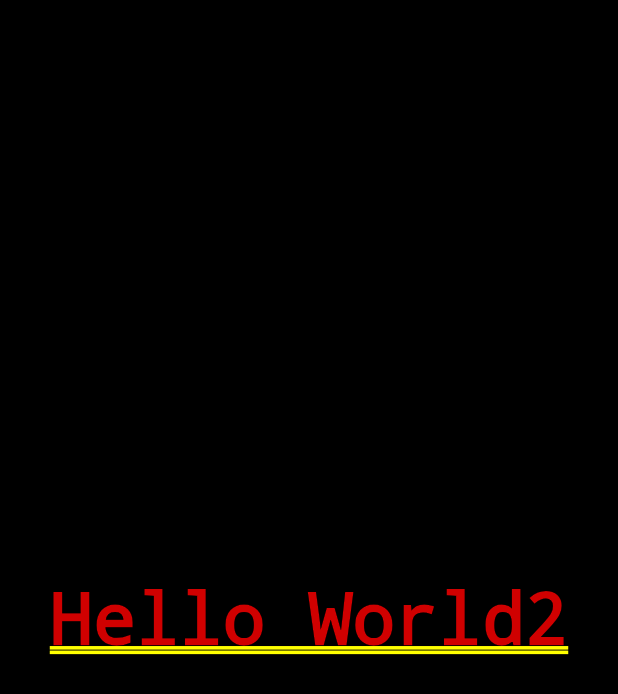
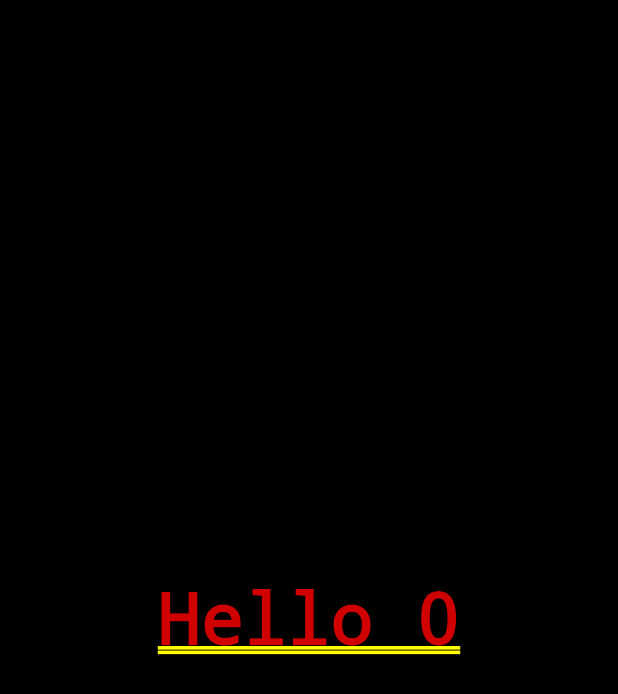
Before and after one commit to henrique945/app.flutter.study, a Flutter app: the screen it shows after launch, on a phone screen of 412 x 824 dp. Shown: the top 694 px of the screen. Run offline on Flutter 3.47's test engine with Material 2 defaults, Android fonts, the phone set to English and light mode, and no system bars.

Commit message:
update(main): add state HomePageState

```diff
--- a/lib/main.dart
+++ b/lib/main.dart
@@ -16,10 +16,36 @@ class AppWidget extends StatelessWidget {
   Widget build(BuildContext context) {
     return MaterialApp(
       theme: ThemeData.dark(),
-      home: Container(
-        color: Colors.black,
-        child: Center(child: Text('Hello World2')),
-      ),
+      home: HomePage(),
     );
   }
 }
+
+// Widget Variável
+class HomePage extends StatefulWidget {
+  @override
+  State<HomePage> createState() {
+    return HomePageState();
+  }
+}
+
+// Estada do Widget Variável
+class HomePageState extends State<HomePage> {
+  int counter = 0;
+
+  @override
+  Widget build(BuildContext context) {
+    return Container(
+      color: Colors.black,
+      child: Center(
+          child: GestureDetector(
+        child: Text('Hello $counter'),
+        onTap: () {
+          setState(() {
+            counter++;
+          });
+        },
+      )),
+    );
+  }
+}
```
